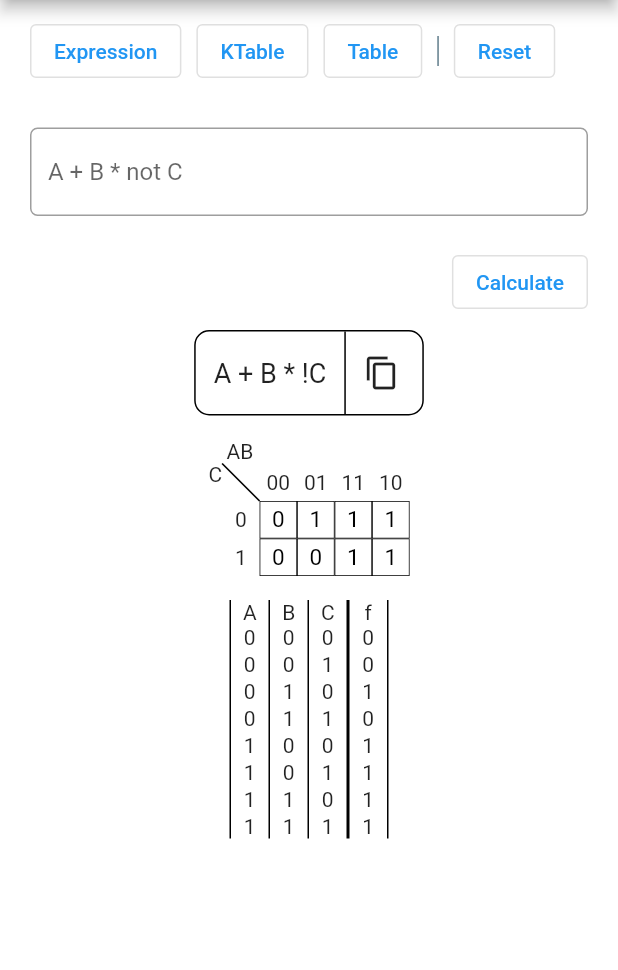
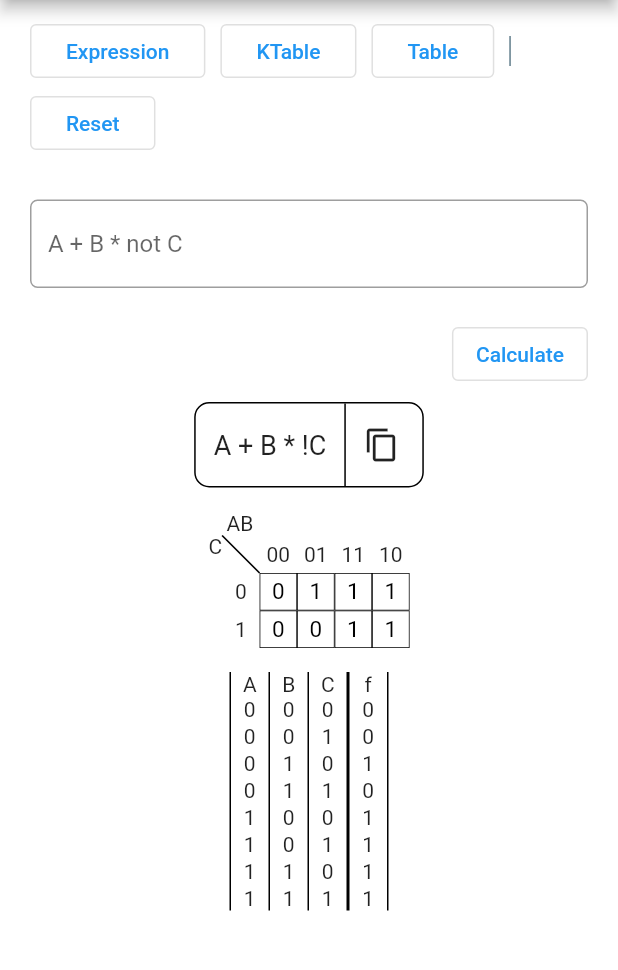
Before and after one commit to FranMaric/diglog, a Flutter app: the screen it shows after launch, on a phone screen of 412 x 824 dp, the part 84-1054 px from its top. Run offline on Flutter 3.47's test engine with Material 2 defaults, Android fonts, the phone set to English and light mode, and no system bars; our stand-ins replace cloud_firestore; missing offline and left inert: dart:html, platform_detect; accounts and stored records are empty.

Commit message:
Better responsivnes on mobile
Added Wrap around Buttons and changed value when switching from vertical/horizontal layout

```diff
--- a/lib/app.dart
+++ b/lib/app.dart
@@ -31,7 +31,7 @@ class App extends StatelessWidget {
       body: SingleChildScrollView(
         child: LayoutBuilder(
             builder: (BuildContext context, BoxConstraints constraints) {
-          if (constraints.maxWidth > 680)
+          if (constraints.maxWidth > 782)
             return Row(
               crossAxisAlignment: CrossAxisAlignment.start,
               children: [
--- a/lib/widgets/InputPane.dart
+++ b/lib/widgets/InputPane.dart
@@ -17,15 +17,21 @@ class InputPane extends StatefulWidget {
 class _InputPaneState extends State<InputPane> {
   typeEnum inputType = typeEnum.expression; //default input type
 
+  List<Widget> buttons;
+
   @override
   Widget build(BuildContext context) {
     return Column(
       crossAxisAlignment: CrossAxisAlignment.start,
       children: [
         SizedBox(height: 10),
-        Row(
+        Padding(
+          padding: const EdgeInsets.symmetric(horizontal: 20),
+          child: Wrap(
+            direction: Axis.horizontal,
+            crossAxisAlignment: WrapCrossAlignment.center,
+            spacing: 10,
             children: [
-            SizedBox(width: 20),
               OutlinedButton(
                 onPressed: () {
                   setState(() {
@@ -34,11 +40,13 @@ class _InputPaneState extends State<InputPane> {
                   Provider.of<AppState>(context, listen: false)
                       .setCurrentInputType(typeEnum.expression);
                 },
+                child: Padding(
+                  padding: const EdgeInsets.all(8.0),
                   child: Text(
                     "Expression",
                   ),
                 ),
-            SizedBox(width: 10),
+              ),
               OutlinedButton(
                 onPressed: () {
                   setState(() {
@@ -50,11 +58,13 @@ class _InputPaneState extends State<InputPane> {
                         .setCurrentInputType(typeEnum.ktable);
                   });
                 },
+                child: Padding(
+                  padding: const EdgeInsets.all(8.0),
                   child: Text(
                     "KTable",
                   ),
                 ),
-            SizedBox(width: 10),
+              ),
               OutlinedButton(
                 onPressed: () {
                   setState(() {
@@ -66,13 +76,16 @@ class _InputPaneState extends State<InputPane> {
                         .setCurrentInputType(typeEnum.table);
                   });
                 },
+                child: Padding(
+                  padding: const EdgeInsets.all(8.0),
                   child: Text(
                     "Table",
                   ),
                 ),
-            SizedBox(width: 10),
-            Container(width: 1, height: 20, color: Colors.blueGrey),
-            SizedBox(width: 10),
+              ),
+              MediaQuery.of(context).size.width > 391
+                  ? Container(width: 1, height: 20, color: Colors.blueGrey)
+                  : Container(),
               OutlinedButton(
                 onPressed: () {
                   if (inputType == typeEnum.expression)
@@ -81,11 +94,15 @@ class _InputPaneState extends State<InputPane> {
                     Provider.of<AppState>(context, listen: false)
                         .setDefaultValues();
                 },
+                child: Padding(
+                  padding: const EdgeInsets.all(8.0),
                   child: Text(
                     "Reset",
                   ),
                 ),
+              ),
             ],
+          ),
         ),
         SizedBox(height: 7),
         (inputType == typeEnum.ktable || inputType == typeEnum.table)
```
Lines whose indentation alone changed are shown as unchanged.
